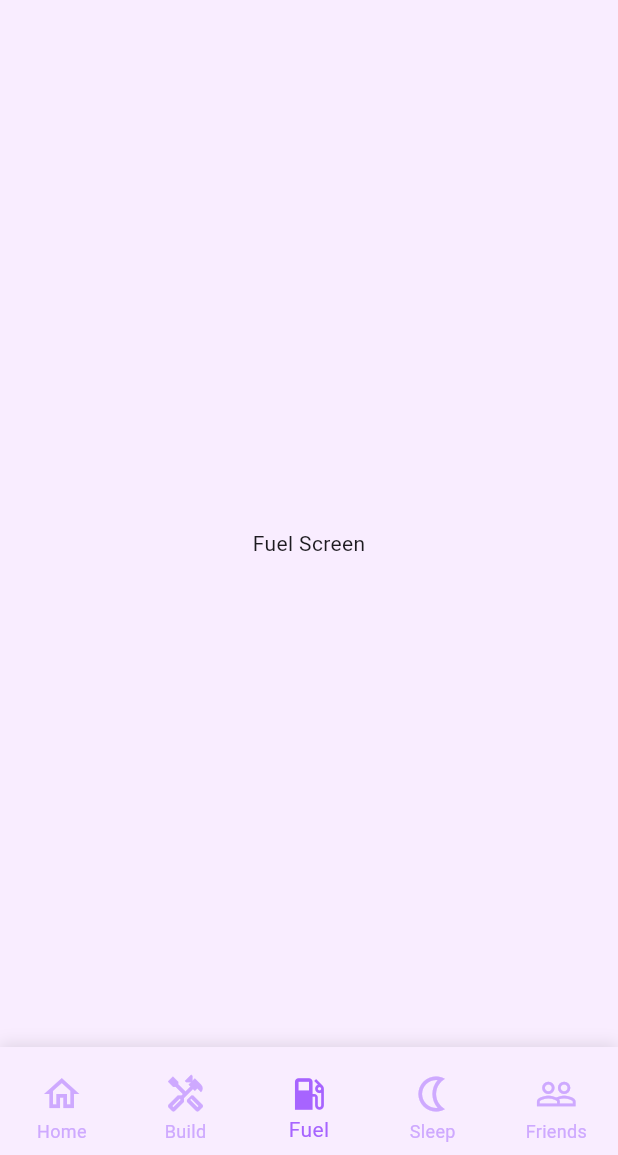
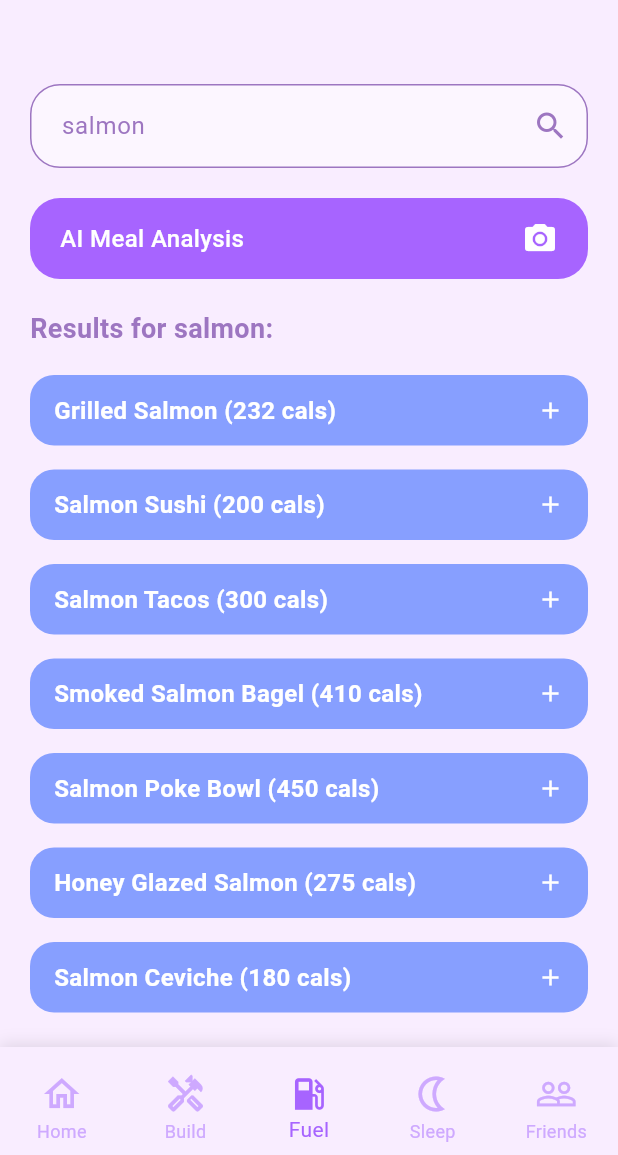
Before and after one commit to maynguyen26/lipht, a Flutter app: the MainLayout screen opened by its route, item 3 of the bottom bar chosen, on a phone screen of 412 x 824 dp, the part 81-1236 px from its top. Run offline on Flutter 3.47's test engine with Material 3 defaults, Android fonts, the phone set to English and light mode, and no system bars; our stand-ins replace cloud_firestore, connectivity_plus, firebase_auth, firebase_core, fl_chart, google_sign_in and 1 more; accounts and stored records are empty.

Commit message:
UI elements of the fuel screen finished.

```diff
--- a/lib/features/fuel/screens/fuel_screen.dart
+++ b/lib/features/fuel/screens/fuel_screen.dart
@@ -0,0 +1,149 @@
+import 'package:flutter/material.dart';
+
+class FuelScreen extends StatelessWidget {
+  const FuelScreen({Key? key}) : super(key: key);
+
+  @override
+  Widget build(BuildContext context) {
+    return Scaffold(
+      backgroundColor: const Color(0xFFF9EDFF),
+      body: Padding(
+        padding: EdgeInsets.symmetric(horizontal: 20, vertical: 10),
+        child: Column(
+          crossAxisAlignment: CrossAxisAlignment.start,
+          children: [
+            // Header
+
+            SizedBox(height: 20),
+
+            // Search Bar
+            Container(
+              decoration: BoxDecoration(
+                color: Colors.white.withOpacity(0.5),
+                borderRadius: BorderRadius.circular(20),
+                border: Border.all(color: Color(0xFF9D76C1)),
+              ),
+              child: TextField(
+                decoration: InputDecoration(
+                  hintText: "salmon",
+                  hintStyle: TextStyle(color: Color(0xFF9D76C1)),
+                  border: InputBorder.none,
+                  contentPadding:
+                      EdgeInsets.symmetric(horizontal: 20, vertical: 15),
+                  suffixIcon: Icon(Icons.search, color: Color(0xFF9D76C1)),
+                ),
+              ),
+            ),
+            SizedBox(height: 20),
+
+            // AI Meal Analysis button
+            Container(
+              decoration: BoxDecoration(
+                color: Color(0xFFA764FF), // Purple color from your border
+                borderRadius: BorderRadius.circular(20),
+              ),
+              child: Material(
+                color: Colors.transparent,
+                child: InkWell(
+                  borderRadius: BorderRadius.circular(20),
+                  onTap: () {
+                    // Add your button action here
+                    print("AI Meal Analysis button pressed");
+                  },
+                  child: Padding(
+                    padding: EdgeInsets.symmetric(horizontal: 20, vertical: 15),
+                    child: Row(
+                      mainAxisSize: MainAxisSize.max,
+                      mainAxisAlignment: MainAxisAlignment.spaceBetween,
+                      children: [
+                        Text(
+                          "AI Meal Analysis",
+                          style: TextStyle(
+                            color: Colors.white,
+                            fontWeight: FontWeight.w500,
+                            fontSize: 16,
+                          ),
+                        ),
+                        Icon(Icons.camera_alt, color: Colors.white),
+                      ],
+                    ),
+                  ),
+                ),
+              ),
+            ),
+            SizedBox(height: 20),
+
+            // Search Results Header
+            Text(
+              "Results for salmon:",
+              style: TextStyle(
+                fontSize: 18,
+                fontWeight: FontWeight.bold,
+                color: Color(0xFF9D76C1),
+              ),
+            ),
+            SizedBox(height: 10),
+
+            // Search Results List
+            Expanded(
+              child: ListView(
+                children: [
+                  _buildMealItemRow("Grilled Salmon", "232 cals"),
+                  _buildMealItemRow("Salmon Sushi", "200 cals"),
+                  _buildMealItemRow("Salmon Tacos", "300 cals"),
+                  _buildMealItemRow("Smoked Salmon Bagel", "410 cals"),
+                  _buildMealItemRow("Salmon Poke Bowl", "450 cals"),
+                  _buildMealItemRow("Honey Glazed Salmon", "275 cals"),
+                  _buildMealItemRow("Salmon Ceviche", "180 cals"),
+                  _buildMealItemRow("Teriyaki Salmon", "320 cals"),
+                  _buildMealItemRow("Salmon Avocado Toast", "385 cals"),
+                  _buildMealItemRow("Blackened Salmon", "250 cals"),
+                  _buildMealItemRow("Lemon Dill Salmon", "220 cals"),
+                  _buildMealItemRow("Salmon Salad", "290 cals"),
+                  _buildMealItemRow("Cajun Salmon", "265 cals"),
+                ],
+              ),
+            ),
+          ],
+        ),
+      ),
+    );
+  }
+
+  // Meal Item Row Widget
+  Widget _buildMealItemRow(String mealName, String calories) {
+    return Padding(
+      padding: EdgeInsets.symmetric(vertical: 8),
+      child: Container(
+        width: double.infinity,
+        padding: EdgeInsets.symmetric(horizontal: 16, vertical: 12),
+        decoration: BoxDecoration(
+          color: Color(0xFF879FFF),
+          borderRadius: BorderRadius.circular(16),
+        ),
+        child: Row(
+          children: [
+            // Left section with meal info
+            Expanded(
+              child: Text(
+                "$mealName ($calories)",
+                style: TextStyle(
+                  fontWeight: FontWeight.bold,
+                  fontSize: 16,
+                  color: Colors.white,
+                ),
+              ),
+            ),
+
+            // Right icon
+            Icon(
+              Icons.add,
+              color: Colors.white,
+              size: 18,
+            ),
+          ],
+        ),
+      ),
+    );
+  }
+}
--- a/lib/main.dart
+++ b/lib/main.dart
@@ -10,6 +10,7 @@ import 'package:lipht/features/auth/screens/login_screen.dart';
 import 'package:lipht/features/home/screens/home_screen.dart';
 import 'package:lipht/presentation/screens/main_layout.dart';
 import 'package:lipht/presentation/widgets/no_transitions_builder.dart';
+import 'package:lipht/features/fuel/screens/fuel_screen.dart';
 
 // Global navigator key for app-wide navigation
 final GlobalKey<NavigatorState> navigatorKey = GlobalKey<NavigatorState>();
--- a/lib/presentation/screens/main_layout.dart
+++ b/lib/presentation/screens/main_layout.dart
@@ -1,5 +1,6 @@
 import 'package:flutter/material.dart';
 import 'package:lipht/features/friends/screens/friends_screen.dart';
+import 'package:lipht/features/fuel/screens/fuel_screen.dart';
 import 'package:provider/provider.dart';
 import 'package:lipht/providers/auth_provider.dart';
 import 'package:lipht/presentation/widgets/bottom_nav_bar.dart';
@@ -7,10 +8,6 @@ import 'package:lipht/features/home/screens/home_screen.dart';
 import 'package:lipht/features/build/screens/build_screen.dart';
 import 'package:lipht/features/sleep/screens/sleep_screen.dart';
 import 'package:lipht/routes/routes.dart';
-// Import other screen files when you create them
-// import 'package:lipht/features/fuel/screens/fuel_screen.dart';
-// import 'package:lipht/features/sleep/screens/sleep_screen.dart';
-// import 'package:lipht/features/friends/screens/friends_screen.dart';
 
 class MainLayout extends StatefulWidget {
   final int currentIndex;
@@ -120,7 +117,7 @@ class _MainLayoutState extends State<MainLayout> {
     final screens = [
       HomeScreen(),
       _buildBuildTabWithAnimation(),
-      Center(child: Text('Fuel Screen')),
+      FuelScreen(),
       SleepScreen(),
       FriendsScreen(),
     ];
```
